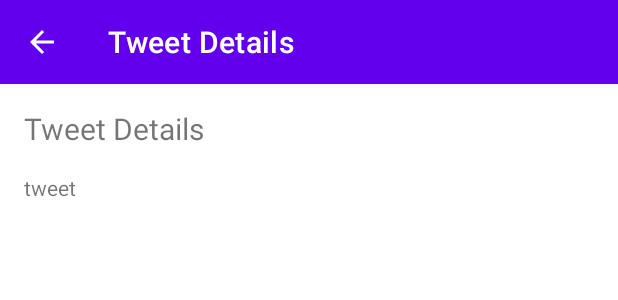
After one commit to ajaasazeez/TweetMap, an Android app: the layout fragment_tweet_detail.xml on its own in the app's theme, with its tools: preview values and no code run, on a phone screen of 412 x 824 dp. The commit adds this screen. Shown: the top 300 px of the screen. Run offline under Robolectric (Android 15) with nearby library versions, the phone set to English and light mode, and no system bars; network calls fail.

Commit message:
tweet detail fragment added

```diff
--- a/app/build.gradle
+++ b/app/build.gradle
@@ -4,6 +4,7 @@ plugins {
     id 'kotlin-kapt'
     id 'kotlin-platform-android'
     id 'dagger.hilt.android.plugin'
+    id 'androidx.navigation.safeargs'
 }
 
 android {
@@ -49,6 +50,7 @@ dependencies {
     implementation 'androidx.constraintlayout:constraintlayout:2.1.0'
     implementation 'androidx.navigation:navigation-fragment-ktx:2.3.5'
     implementation 'androidx.navigation:navigation-ui-ktx:2.3.5'
+    implementation 'androidx.legacy:legacy-support-v4:1.0.0'
     testImplementation 'junit:junit:4.+'
     testImplementation "androidx.arch.core:core-testing:2.1.0"
     androidTestImplementation 'androidx.test.ext:junit:1.1.3'
--- /dev/null
+++ b/app/src/main/res/drawable/ic_back.xml
@@ -0,0 +1,5 @@
+<vector android:height="24dp" android:tint="#FFFFFF"
+    android:viewportHeight="24" android:viewportWidth="24"
+    android:width="24dp" xmlns:android="http://schemas.android.com/apk/res/android">
+    <path android:fillColor="@android:color/white" android:pathData="M20,11H7.83l5.59,-5.59L12,4l-8,8 8,8 1.41,-1.41L7.83,13H20v-2z"/>
+</vector>
--- /dev/null
+++ b/app/src/main/res/layout/fragment_tweet_detail.xml
@@ -0,0 +1,41 @@
+<?xml version="1.0" encoding="utf-8"?>
+<androidx.constraintlayout.widget.ConstraintLayout xmlns:android="http://schemas.android.com/apk/res/android"
+    xmlns:app="http://schemas.android.com/apk/res-auto"
+    xmlns:tools="http://schemas.android.com/tools"
+    android:layout_width="match_parent"
+    android:layout_height="match_parent"
+    tools:context=".ui.fragments.TweetDetailFragment">
+
+    <androidx.appcompat.widget.Toolbar
+        android:id="@+id/toolbar"
+        android:layout_width="match_parent"
+        android:layout_height="wrap_content"
+        android:background="@color/purple_500"
+        app:layout_constraintLeft_toLeftOf="parent"
+        app:layout_constraintRight_toRightOf="parent"
+        app:layout_constraintTop_toTopOf="parent"
+        app:navigationIcon="@drawable/ic_back"
+        app:title="Tweet Details"
+        app:titleTextColor="@color/white" />
+
+    <TextView
+        android:id="@+id/tvTweetDetails"
+        android:layout_width="wrap_content"
+        android:layout_height="wrap_content"
+        android:layout_margin="16dp"
+        android:text="@string/tweet_details"
+        android:textSize="20sp"
+        app:layout_constraintStart_toStartOf="parent"
+        app:layout_constraintTop_toBottomOf="@id/toolbar" />
+
+    <TextView
+        android:id="@+id/tvTweet"
+        android:layout_width="wrap_content"
+        android:layout_height="wrap_content"
+        android:layout_marginTop="16dp"
+        android:text="@string/tweet"
+        app:layout_constraintStart_toStartOf="@id/tvTweetDetails"
+        app:layout_constraintTop_toBottomOf="@id/tvTweetDetails" />
+
+
+</androidx.constraintlayout.widget.ConstraintLayout>
--- a/app/src/main/res/values-night/themes.xml
+++ b/app/src/main/res/values-night/themes.xml
@@ -1,6 +1,6 @@
 <resources xmlns:tools="http://schemas.android.com/tools">
     <!-- Base application theme. -->
-    <style name="Theme.TweetMap" parent="Theme.MaterialComponents.DayNight.DarkActionBar">
+    <style name="Theme.TweetMap" parent="Theme.MaterialComponents.DayNight.NoActionBar">
         <!-- Primary brand color. -->
         <item name="colorPrimary">@color/purple_200</item>
         <item name="colorPrimaryVariant">@color/purple_700</item>
--- a/app/src/main/res/values/strings.xml
+++ b/app/src/main/res/values/strings.xml
@@ -2,4 +2,8 @@
     <string name="app_name">TweetMap</string>
     <string name="marker_lifespan">Marker lifespan (in seconds)</string>
     <string name="set">SET</string>
+    <!-- TODO: Remove or change this placeholder text -->
+    <string name="hello_blank_fragment">Hello blank fragment</string>
+    <string name="tweet_details">Tweet Details</string>
+    <string name="tweet">tweet</string>
 </resources>
--- a/app/src/main/res/values/themes.xml
+++ b/app/src/main/res/values/themes.xml
@@ -1,6 +1,6 @@
 <resources xmlns:tools="http://schemas.android.com/tools">
     <!-- Base application theme. -->
-    <style name="Theme.TweetMap" parent="Theme.MaterialComponents.DayNight.DarkActionBar">
+    <style name="Theme.TweetMap" parent="Theme.MaterialComponents.DayNight.NoActionBar">
         <!-- Primary brand color. -->
         <item name="colorPrimary">@color/purple_500</item>
         <item name="colorPrimaryVariant">@color/purple_700</item>
--- a/build.gradle
+++ b/build.gradle
@@ -1,6 +1,7 @@
 // Top-level build file where you can add configuration options common to all sub-projects/modules.
 buildscript {
     ext.hilt_version = '2.38.1'
+    ext.nav_version = '2.3.5'
     repositories {
         google()
         mavenCentral()
@@ -9,6 +10,7 @@ buildscript {
         classpath "com.android.tools.build:gradle:7.0.0"
         classpath "org.jetbrains.kotlin:kotlin-gradle-plugin:1.5.21"
         classpath "com.google.dagger:hilt-android-gradle-plugin:$hilt_version"
+        classpath "androidx.navigation:navigation-safe-args-gradle-plugin:$nav_version"
         // NOTE: Do not place your application dependencies here; they belong
         // in the individual module build.gradle files
     }
```
Also changed, not shown: app/src/main/java/com/example/tweetmap/ui/fragments/TweetDetailFragment.kt (added, +35 -0 lines), app/src/main/java/com/example/tweetmap/ui/fragments/TweetListFragment.kt (+7 -0 lines), app/src/main/res/layout/fragment_tweet_list.xml (+14 -5 lines), app/src/main/res/navigation/nav_tweets.xml (+15 -1 lines).
